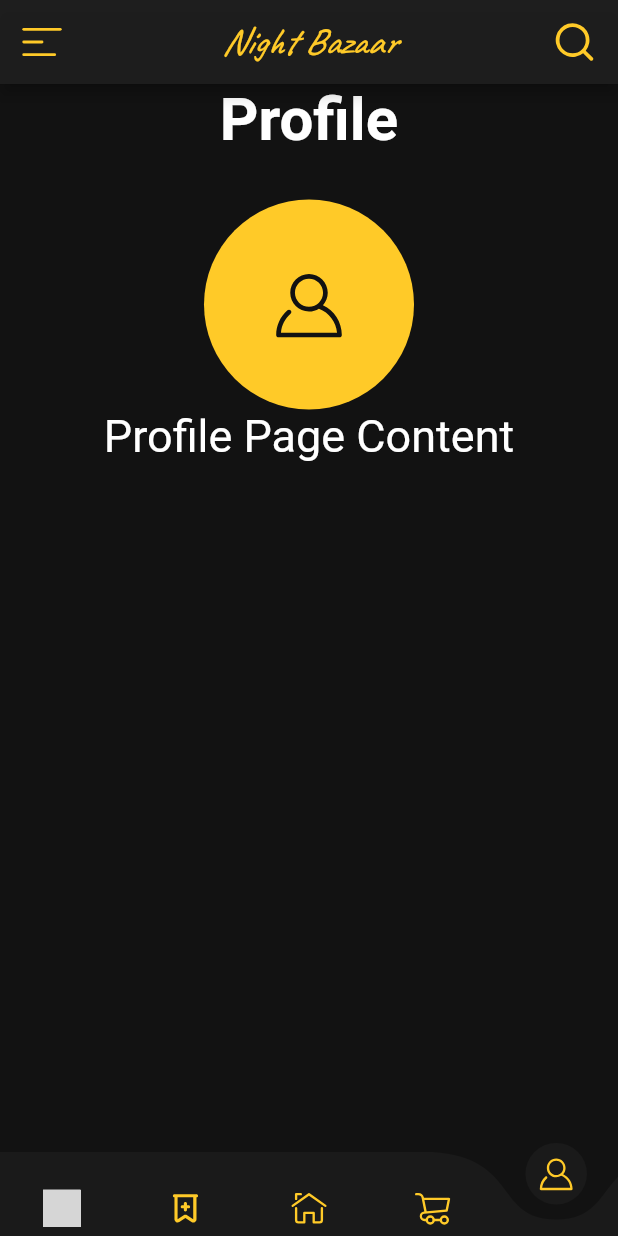
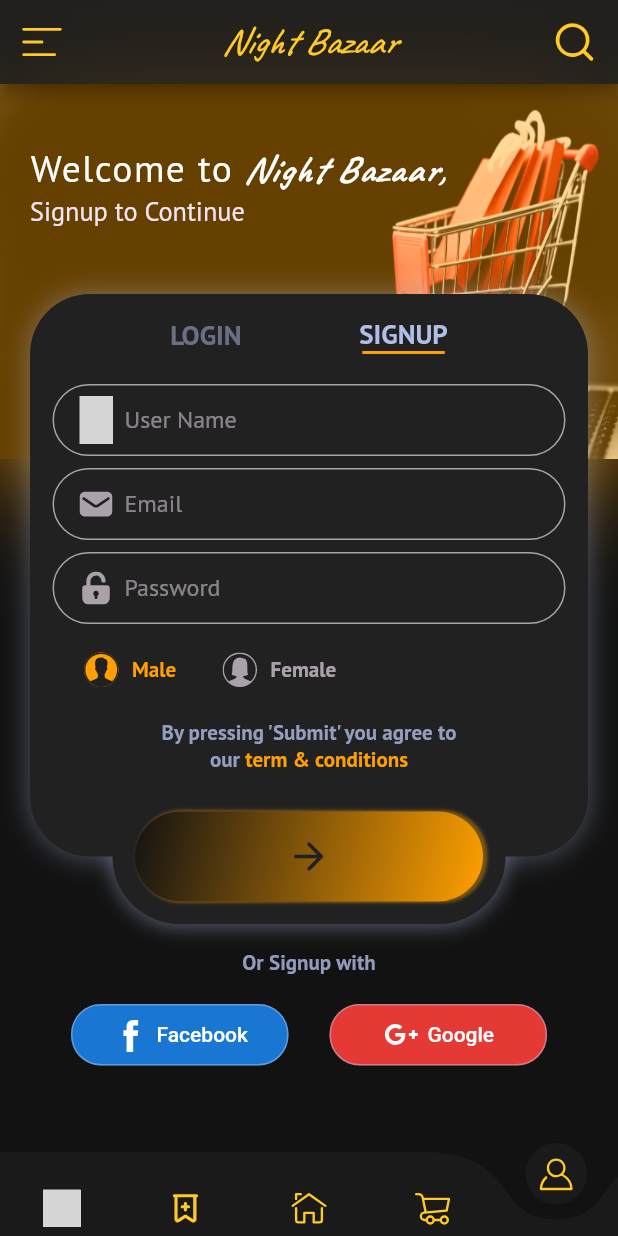
Before and after one commit to Ysf-Akdnz/Night-Bazaar-App, a Flutter app: the screen it shows after launch, item 5 of the bottom bar chosen, on a phone screen of 412 x 824 dp. Run offline on Flutter 3.47's test engine with Material 2 defaults, Android fonts, the phone set to English and light mode, and no system bars; drawn by our look-alikes of curved_navigation_bar; our stand-ins replace flutter_riverpod, flutter_svg, get, google_fonts; grey boxes are pictures that could not be loaded.

Commit message:
Login/Signup Model

```diff
--- a/night-bazaar-app/lib/components/custom_appbar.dart
+++ b/night-bazaar-app/lib/components/custom_appbar.dart
@@ -20,7 +20,7 @@ class CustomAppbar extends StatelessWidget with PreferredSizeWidget {
   Widget build(BuildContext context) {
     return AppBar(
       automaticallyImplyLeading: false,
-      backgroundColor: Constant.whiteGrey.withOpacity(0.8),
+      backgroundColor: Constant.greyShade900.withOpacity(0.8),
       centerTitle: true,
       title: title(),
       // Sol taraftaki menü butonu.
--- a/night-bazaar-app/lib/components/custom_bottom_navbar.dart
+++ b/night-bazaar-app/lib/components/custom_bottom_navbar.dart
@@ -17,7 +17,7 @@ class CustomBottomNavbar extends ConsumerWidget {
       height: 56,
       backgroundColor: Constant.darkGrey,
       animationDuration: const Duration(milliseconds: 300),
-      color: Constant.whiteGrey.withOpacity(0.5),
+      color: Constant.greyShade900.withOpacity(0.5),
       onTap: (newPageIndex) {
         // Yeni sayfaya geçildiğinde çalışan fonksiyon.
         if (newPageIndex != watch.currentIndex) {
--- a/night-bazaar-app/lib/constant/constant.dart
+++ b/night-bazaar-app/lib/constant/constant.dart
@@ -1,5 +1,6 @@
 import 'package:flutter/material.dart';
 import 'package:google_fonts/google_fonts.dart';
+
 
 class Constant {
   /// [Colors]
@@ -8,7 +9,7 @@ class Constant {
   static const Color grey = Colors.grey;
   static Color midgrey = const Color(0xFF424242).withOpacity(0.5);
   static const Color darkGrey = Color(0xFF121212);
-  static const Color whiteGrey = Color(0xFF212121);
+  static const Color greyShade900 = Color(0xFF212121);
   static const Color cyan = Color(0xff00b8d4);
   static Color nightAmber = const Color(0xFFFFA000);
   static Color darkAmber = const Color(0xFFFF6F00);
@@ -40,4 +41,14 @@ class Constant {
       )
     ],
   );
+  static BoxDecoration loginSignup = BoxDecoration(
+    color: Colors.grey.shade900,
+    borderRadius: BorderRadius.circular(40),
+    boxShadow: [
+      BoxShadow(
+        color: Constant.lightPurple.withOpacity(0.4),
+        blurRadius: 15,
+      )
+    ],
+  );
 }
--- /dev/null
+++ b/night-bazaar-app/lib/model/login_signup_model.dart
@@ -0,0 +1,463 @@
+import 'package:flutter/material.dart';
+import 'package:flutter_svg/svg.dart';
+import 'package:google_fonts/google_fonts.dart';
+
+import '../constant/constant.dart';
+import '../view/assets.dart';
+
+// ignore: use_key_in_widget_constructors
+class LoginSignupModel extends StatefulWidget {
+  @override
+  State<LoginSignupModel> createState() => _LoginSignupModelState();
+}
+
+class _LoginSignupModelState extends State<LoginSignupModel> {
+  bool isMale = true;
+
+  bool isSignupScreen = true;
+
+  bool isRememberMe = true;
+
+  @override
+  Widget build(BuildContext context) {
+    return Stack(
+      children: [
+        welcomeTo(),
+        //Trick to add the shadow for the submit button
+        buildBottomHalfContainer(true),
+        //Main Container for Login and Signup
+        mainContainer(context),
+        //Trick  to add the submit button
+        buildBottomHalfContainer(false),
+        facebookGoogle(context)
+      ],
+    );
+  }
+
+  Positioned welcomeTo() {
+    return Positioned(
+      top: 0,
+      right: 0,
+      left: 0,
+      child: Container(
+        height: 250,
+        decoration: BoxDecoration(
+            image: DecorationImage(
+                image: AssetImage(Assets.images.logSign), fit: BoxFit.fill),
+            boxShadow: [BoxShadow(blurRadius: 75, color: Constant.nightAmber)]),
+        child: Container(
+          padding: const EdgeInsets.only(top: 40, left: 20),
+          color: Constant.nightAmber.withOpacity(.4),
+          child: Column(
+            crossAxisAlignment: CrossAxisAlignment.start,
+            children: [
+              RichText(
+                text: TextSpan(
+                  text: "Welcome to",
+                  style: Constant.ptSansNormal.copyWith(
+                      fontSize: 25, color: Constant.white, letterSpacing: 1),
+                  children: [
+                    TextSpan(
+                      text: isSignupScreen ? " Night Bazaar," : " Back,",
+                      style: isSignupScreen
+                          ? GoogleFonts.caveat(
+                              fontStyle: FontStyle.italic,
+                              fontWeight: FontWeight.bold,
+                              fontSize: 25,
+                              color: Constant.white)
+                          : GoogleFonts.ptSans(
+                              fontStyle: FontStyle.normal,
+                              fontWeight: FontWeight.bold,
+                              fontSize: 25,
+                              color: Constant.white),
+                    ),
+                  ],
+                ),
+              ),
+              Text(
+                isSignupScreen ? "Signup to Continue" : "Signin to Continue",
+                style: Constant.ptSansNormal
+                    .copyWith(color: Constant.whitePurple, fontSize: 17.5),
+              )
+            ],
+          ),
+        ),
+      ),
+    );
+  }
+
+  AnimatedPositioned mainContainer(BuildContext context) {
+    return AnimatedPositioned(
+      duration: const Duration(milliseconds: 400),
+      curve: Curves.linear,
+      top: 140,
+      child: AnimatedContainer(
+        duration: const Duration(milliseconds: 400),
+        curve: Curves.linear,
+        height: isSignupScreen ? 375 : 250,
+        padding: const EdgeInsets.all(15),
+        width: MediaQuery.of(context).size.width - 40,
+        margin: const EdgeInsets.symmetric(horizontal: 20),
+        decoration: Constant.loginSignup,
+        child: SingleChildScrollView(
+          child: Column(
+            children: [
+              Row(
+                mainAxisAlignment: MainAxisAlignment.spaceEvenly,
+                children: [
+                  GestureDetector(
+                    onTap: () {
+                      setState(() {
+                        isSignupScreen = false;
+                      });
+                    },
+                    child: Column(
+                      children: [
+                        Text(
+                          "LOGIN",
+                          style: Constant.ptSansBold.copyWith(
+                            fontSize: 18,
+                            color: !isSignupScreen
+                                ? Constant.lightPurple
+                                : Constant.lightPurple.withOpacity(0.5),
+                          ),
+                        ),
+                        if (!isSignupScreen)
+                          Container(
+                            width: 55,
+                            height: 2,
+                            padding: const EdgeInsets.only(top: 5),
+                            color: Constant.nightAmber,
+                          )
+                      ],
+                    ),
+                  ),
+                  GestureDetector(
+                    onTap: () {
+                      setState(() {
+                        isSignupScreen = true;
+                      });
+                    },
+                    child: Column(
+                      children: [
+                        Text(
+                          "SIGNUP",
+                          style: Constant.ptSansBold.copyWith(
+                              fontSize: 18,
+                              color: isSignupScreen
+                                  ? Constant.lightPurple
+                                  : Constant.lightPurple.withOpacity(0.5)),
+                        ),
+                        if (isSignupScreen)
+                          Container(
+                            width: 55,
+                            height: 2,
+                            padding: const EdgeInsets.only(top: 5),
+                            color: Constant.nightAmber,
+                          )
+                      ],
+                    ),
+                  )
+                ],
+              ),
+              isSignupScreen ? buildSignupSection() : buildLoginSection(),
+            ],
+          ),
+        ),
+      ),
+    );
+  }
+
+  Positioned facebookGoogle(BuildContext context) {
+    return Positioned(
+      top: MediaQuery.of(context).size.height * .7,
+      right: 0,
+      left: 0,
+      child: Column(
+        children: [
+          Text(
+            isSignupScreen ? "Or Signup with" : "Or Signin with",
+            style: Constant.ptSansBold
+                .copyWith(color: Constant.lightPurple.withOpacity(.8)),
+          ),
+          Container(
+            margin: const EdgeInsets.only(right: 20, left: 20, top: 15),
+            child: Row(
+              mainAxisAlignment: MainAxisAlignment.spaceEvenly,
+              children: [
+                buildTextButton(
+                    Assets.icons.facebook, "Facebook", Colors.blue.shade700),
+                buildTextButton(
+                    Assets.icons.google, "Google", Colors.red.shade600)
+              ],
+            ),
+          )
+        ],
+      ),
+    );
+  }
+
+  AnimatedPositioned buildBottomHalfContainer(bool showShadow) {
+    return AnimatedPositioned(
+      duration: const Duration(milliseconds: 400),
+      curve: Curves.linear,
+      top: isSignupScreen ? 470 : 350,
+      left: 75,
+      right: 75,
+      child: Container(
+        width: 90,
+        height: 90,
+        padding: const EdgeInsets.all(15),
+        decoration: BoxDecoration(
+          color: Constant.greyShade900,
+          borderRadius: BorderRadius.circular(50),
+          boxShadow: [
+            if (showShadow)
+              BoxShadow(
+                  color: Constant.lightPurple.withOpacity(.4),
+                  spreadRadius: 1.5,
+                  blurRadius: 10,
+                  offset: const Offset(0, 1))
+          ],
+        ),
+        child: !showShadow
+            ? Container(
+                decoration: BoxDecoration(
+                  gradient: LinearGradient(
+                      colors: [Constant.darkGrey, Constant.nightAmber],
+                      begin: Alignment.topLeft,
+                      end: Alignment.bottomRight),
+                  borderRadius: BorderRadius.circular(30),
+                  boxShadow: [
+                    BoxShadow(
+                        color: Constant.nightAmber.withOpacity(.4),
+                        spreadRadius: 1,
+                        blurRadius: 1,
+                        offset: const Offset(2, 0))
+                  ],
+                ),
+                child: const Icon(
+                  Icons.arrow_forward_rounded,
+                  color: Constant.greyShade900,
+                  size: 30,
+                ),
+              )
+            : const Center(),
+      ),
+    );
+  }
+
+  Container buildLoginSection() {
+    return Container(
+      margin: const EdgeInsets.only(top: 20),
+      child: Column(
+        children: [
+          buildTextfield(Assets.icons.email, "info@gmail.com", true, false),
+          buildTextfield(Assets.icons.password, "***********", false, true),
+          Row(
+            mainAxisAlignment: MainAxisAlignment.spaceBetween,
+            children: [
+              Row(
+                children: [
+                  Checkbox(
+                    value: isRememberMe,
+                    activeColor: Constant.nightAmber,
+                    checkColor: Constant.darkGrey,
+                    onChanged: (value) {
+                      setState(() {
+                        isRememberMe = !isRememberMe;
+                      });
+                    },
+                  ),
+                  Text(
+                    "Remember Me",
+                    style: Constant.ptSansBold.copyWith(
+                      color: Constant.lightPurple.withOpacity(.65),
+                    ),
+                  )
+                ],
+              ),
+              TextButton(
+                onPressed: () {},
+                child: Text(
+                  "Forgot Password?",
+                  style: Constant.ptSansBold.copyWith(
+                    color: Constant.lightPurple.withOpacity(.65),
+                  ),
+                ),
+              )
+            ],
+          )
+        ],
+      ),
+    );
+  }
+
+  Container buildSignupSection() {
+    return Container(
+      margin: const EdgeInsets.only(top: 20),
+      child: Column(
+        children: [
+          buildTextfield(Assets.icons.profile, "User Name", false, false),
+          buildTextfield(Assets.icons.email, "Email", true, false),
+          buildTextfield(Assets.icons.password, "Password", false, true),
+          Padding(
+            padding: const EdgeInsets.only(top: 10, left: 20),
+            child: Row(
+              children: [
+                GestureDetector(
+                  onTap: () {
+                    setState(() {
+                      isMale = true;
+                    });
+                  },
+                  child: Row(
+                    children: [
+                      Container(
+                        width: 25,
+                        height: 25,
+                        margin: const EdgeInsets.only(right: 8),
+                        decoration: BoxDecoration(
+                            color: isMale
+                                ? Constant.nightAmber
+                                : Colors.transparent,
+                            border: Border.all(
+                                width: 1, color: Constant.greyShade900),
+                            borderRadius: BorderRadius.circular(15)),
+                        child: SvgPicture.asset(Assets.icons.male,
+                            color: isMale
+                                ? Constant.greyShade900
+                                : Constant.whitePurple.withOpacity(.65)),
+                      ),
+                      Text(
+                        "Male",
+                        style: Constant.ptSansBold.copyWith(
+                            color: isMale
+                                ? Constant.nightAmber
+                                : Constant.whitePurple.withOpacity(0.65)),
+                      )
+                    ],
+                  ),
+                ),
+                const SizedBox(width: 30),
+                GestureDetector(
+                  onTap: () {
+                    setState(() {
+                      isMale = false;
+                    });
+                  },
+                  child: Row(
+                    children: [
+                      Container(
+                        width: 25,
+                        height: 25,
+                        margin: const EdgeInsets.only(right: 8),
+                        decoration: BoxDecoration(
+                            color: !isMale
+                                ? Constant.nightAmber
+                                : Colors.transparent,
+                            border: Border.all(
+                                width: 1, color: Constant.greyShade900),
+                            borderRadius: BorderRadius.circular(15)),
+                        child: SvgPicture.asset(
+                          Assets.icons.female,
+                          color: !isMale
+                              ? Constant.greyShade900
+                              : Constant.whitePurple.withOpacity(.65),
+                        ),
+                      ),
+                      Text(
+                        "Female",
+                        style: Constant.ptSansBold.copyWith(
+                            color: !isMale
+                                ? Constant.nightAmber
+                                : Constant.whitePurple.withOpacity(0.65)),
+                      )
+                    ],
+                  ),
+                )
+              ],
+            ),
+          ),
+          Container(
+            width: 200,
+            margin: const EdgeInsets.only(top: 20),
+            child: RichText(
+              textAlign: TextAlign.center,
+              text: TextSpan(
+                  text: "By pressing 'Submit' you agree to our",
+                  style: Constant.ptSansBold.copyWith(
+                    color: Constant.lightPurple.withOpacity(.8),
+                  ),
+                  children: [
+                    TextSpan(
+                      text: " term & conditions",
+                      style: Constant.ptSansBold
+                          .copyWith(color: Constant.nightAmber),
+                    )
+                  ]),
+            ),
+          )
+        ],
+      ),
+    );
+  }
+
+  TextButton buildTextButton(
+      dynamic icon, String title, Color backgroundColor) {
+    return TextButton(
+      onPressed: () {},
+      style: TextButton.styleFrom(
+          foregroundColor: Constant.white,
+          side:
+              BorderSide(width: 1, color: Constant.lightPurple.withOpacity(.5)),
+          minimumSize: const Size(145, 40),
+          shape: RoundedRectangleBorder(
+            borderRadius: BorderRadius.circular(20),
+          ),
+          backgroundColor: backgroundColor),
+      child: Row(
+        children: [
+          SvgPicture.asset(
+            icon,
+            width: 25,
+            color: Constant.white,
+          ),
+          const SizedBox(width: 5),
+          Text(title),
+        ],
+      ),
+    );
+  }
+
+  Widget buildTextfield(
+      dynamic icon, String hintText, bool isEmail, bool isPassword) {
+    return Padding(
+      padding: const EdgeInsets.only(bottom: 8),
+      child: TextField(
+          cursorColor: Constant.whitePurple,
+          decoration: InputDecoration(
+            prefixIcon: Container(
+              padding: const EdgeInsets.all(8.0),
+              margin: const EdgeInsets.only(left: 10),
+              child: SvgPicture.asset(icon,
+                  color: Constant.whitePurple.withOpacity(0.65), height: 20),
+            ),
+            enabledBorder: OutlineInputBorder(
+              borderSide:
+                  BorderSide(color: Constant.whitePurple.withOpacity(0.65)),
+              borderRadius: const BorderRadius.all(Radius.circular(35.0)),
+            ),
+            focusedBorder: OutlineInputBorder(
+              borderSide:
+                  BorderSide(color: Constant.whitePurple.withOpacity(0.65)),
+              borderRadius: const BorderRadius.all(Radius.circular(35.0)),
+            ),
+            contentPadding: const EdgeInsets.all(10),
+            hintText: hintText,
+            hintStyle: Constant.ptSansNormal
+                .copyWith(color: Constant.whitePurple.withOpacity(0.5)),
+          )),
+    );
+  }
+}
--- a/night-bazaar-app/lib/model/pament_model.dart
+++ b/night-bazaar-app/lib/model/pament_model.dart
@@ -8,6 +8,7 @@ class PaymentMethodModel extends StatefulWidget {
   const PaymentMethodModel({Key? key}) : super(key: key);
 
   @override
+  // ignore: library_private_types_in_public_api
   _PaymentMethodModelState createState() => _PaymentMethodModelState();
 }
 
@@ -16,8 +17,7 @@ class _PaymentMethodModelState extends State<PaymentMethodModel> {
 
   @override
   Widget build(BuildContext context) {
-    return Container(
-      child: Column(
+    return Column(
       crossAxisAlignment: CrossAxisAlignment.start,
       children: [
         Align(
@@ -29,7 +29,7 @@ class _PaymentMethodModelState extends State<PaymentMethodModel> {
         ),
         const SizedBox(height: 10),
         Container(
-            padding: EdgeInsets.symmetric(vertical: 20),
+          padding: const EdgeInsets.symmetric(vertical: 20),
           decoration: Constant.default1,
           child: Column(
             children: PaymentType.values.map((method) {
@@ -57,7 +57,6 @@ class _PaymentMethodModelState extends State<PaymentMethodModel> {
           ),
         ),
       ],
-      ),
     );
   }
 
--- /dev/null
+++ b/night-bazaar-app/lib/model/profile_model.dart
@@ -0,0 +1,12 @@
+import 'package:flutter/material.dart';
+
+class AccountModel extends StatelessWidget {
+  const AccountModel({super.key});
+
+  @override
+  Widget build(BuildContext context) {
+    return Container(
+
+    );
+  }
+}
--- a/night-bazaar-app/lib/screens/profile_screen.dart
+++ b/night-bazaar-app/lib/screens/profile_screen.dart
@@ -1,36 +1,19 @@
 import 'package:flutter/material.dart';
-import 'package:flutter_svg/svg.dart';
-import 'package:google_fonts/google_fonts.dart';
-import 'package:prototip/constant/constant.dart';
-import 'package:prototip/view/assets.dart';
 
-class ProfileScreen extends StatelessWidget {
+import '../model/login_signup_model.dart';
+
+class ProfileScreen extends StatefulWidget {
   const ProfileScreen({super.key});
 
   @override
+  State<ProfileScreen> createState() => _ProfileScreenState();
+}
+
+class _ProfileScreenState extends State<ProfileScreen> {
+  @override
   Widget build(BuildContext context) {
-    return Column(
-      children: [
-        Text(
-          "Profile",
-          style: GoogleFonts.eduSaBeginner(
-              fontSize: 40, color: Colors.white, fontWeight: FontWeight.bold),
-        ),
-        const SizedBox(height: 30),
-        CircleAvatar(
-          backgroundColor: Constant.ligthAmber,
-          radius: 70,
-          child: SvgPicture.asset(
-            Assets.icons.icProfileIcon,
-            color: Constant.darkGrey,
-            width: 50,
-          ),
-        ),
-        Text(
-          "Profile Page Content",
-          style: GoogleFonts.eduSaBeginner(fontSize: 30, color: Colors.white),
-        ),
-      ],
+    return Scaffold(
+      body: LoginSignupModel(),
     );
   }
 }
--- a/night-bazaar-app/lib/view/assets.dart
+++ b/night-bazaar-app/lib/view/assets.dart
@@ -18,6 +18,7 @@ class _AssetsImages {
   final master = 'assets/images/master.png';
   final visa = 'assets/images/visa.png';
   final bank = 'assets/images/bank.png';
+  final logSign = 'assets/images/log_sign.png';
 }
 
 class _AssetsIcons {
@@ -33,4 +34,10 @@ class _AssetsIcons {
   final profile = 'assets/icons/profile.svg';
   final location = 'assets/icons/location.svg';
   final call = 'assets/icons/call.svg';
+  final email = 'assets/icons/email.svg';
+  final password = 'assets/icons/password.svg';
+  final male = 'assets/icons/male.svg';
+  final female = 'assets/icons/female.svg';
+  final facebook = 'assets/icons/facebook.svg';
+  final google = 'assets/icons/google.svg';
 }
--- a/night-bazaar-app/lib/view/checkout_view.dart
+++ b/night-bazaar-app/lib/view/checkout_view.dart
@@ -1,6 +1,5 @@
 import 'package:flutter/material.dart';
 import 'package:flutter_riverpod/flutter_riverpod.dart';
-import 'package:flutter_svg/svg.dart';
 import 'package:get/get.dart';
 import 'package:prototip/components/custom_button.dart';
 import 'package:prototip/riverpod/checkout_riverpod.dart';
@@ -8,7 +7,6 @@ import 'package:prototip/riverpod/checkout_riverpod.dart';
 import '../components/shipping_info.dart';
 import '../constant/constant.dart';
 import '../model/pament_model.dart';
-import 'assets.dart';
 
 final shippingInfo = ChangeNotifierProvider(((ref) => ShippingInformation()));
 
@@ -44,7 +42,7 @@ class CheckoutView extends ConsumerWidget {
         padding: const EdgeInsets.symmetric(horizontal: 20),
         child: ListView(children: [
           ShippingInfo(read: read, user: user),
-          PaymentMethodModel(),
+          const PaymentMethodModel(),
           Padding(
             padding: const EdgeInsets.symmetric(vertical: 30),
             child: Row(
```
Also changed, not shown: night-bazaar-app/assets/icons/email.svg (added), night-bazaar-app/assets/icons/facebook.svg (added), night-bazaar-app/assets/icons/female.svg (added), night-bazaar-app/assets/icons/google.svg (added), night-bazaar-app/assets/icons/male.svg (added), night-bazaar-app/assets/icons/password.svg (added), night-bazaar-app/assets/images/log_sign.png (added). Lines whose indentation alone changed are shown as unchanged.
